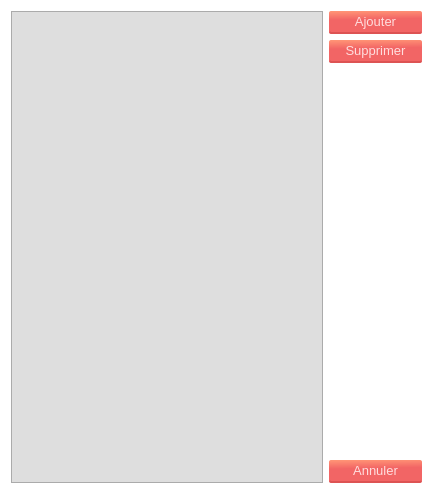
Qt form interfaces/services.ui (Mehdi-SK/Cosider-TP-App) before a commit.
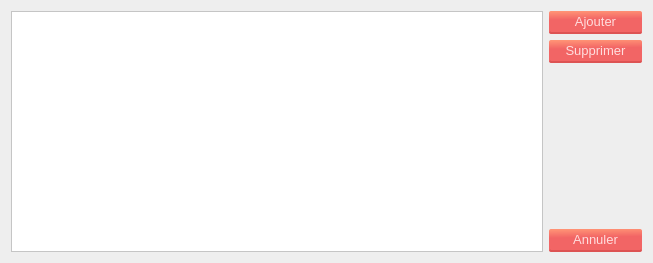
The same form after that commit. Icons and pictures are not drawn.

What changed in the file:
```diff
--- a/interfaces/services.ui
+++ b/interfaces/services.ui
@@ -6,8 +6,8 @@
    <rect>
     <x>0</x>
     <y>0</y>
-    <width>433</width>
-    <height>494</height>
+    <width>653</width>
+    <height>263</height>
    </rect>
   </property>
   <property name="windowTitle">
@@ -19,7 +19,7 @@
 }
 #Form{
 	
-	background-color: rgb(255, 255, 255);
+	background-color: #eee;
 	font: 10pt;
 }
 
@@ -67,7 +67,7 @@
                                 stop: 0.5 #DDDDDD, stop: 1.0 #E1E1E1);
 }
 QTableWidget{
-	background-color:rgb(222, 222, 222);
+	background-color:white;
 }</string>
   </property>
   <layout class="QGridLayout" name="gridLayout">
```
Left out of the diff: 7 changed lines with no effect on the pictures.
